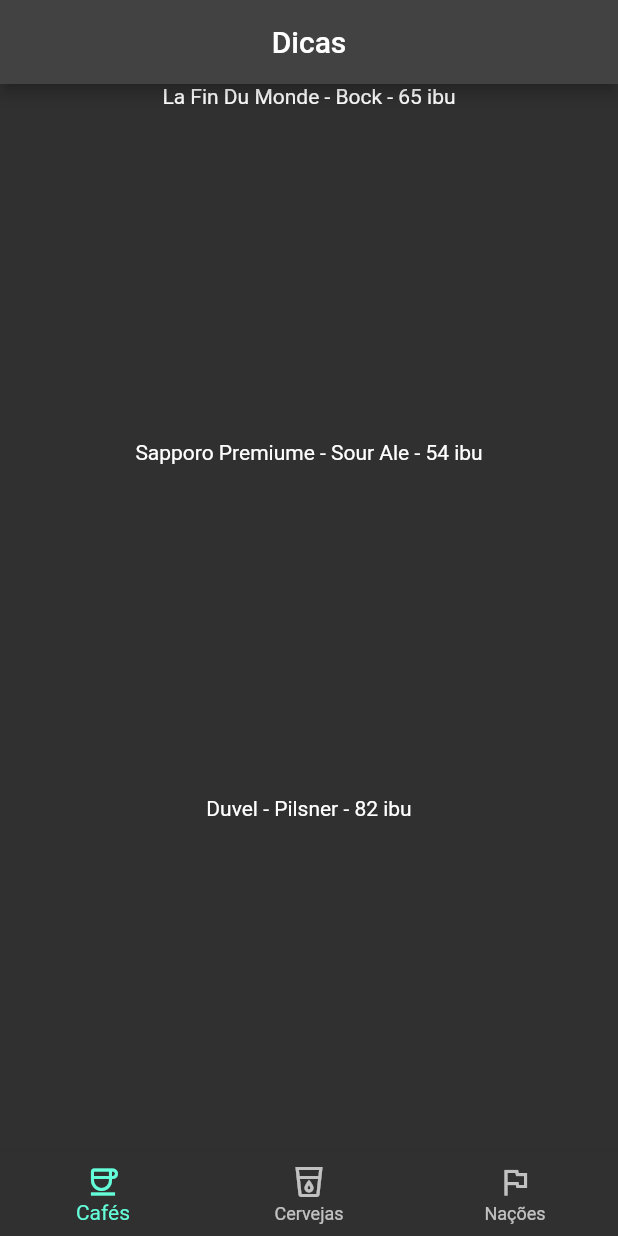
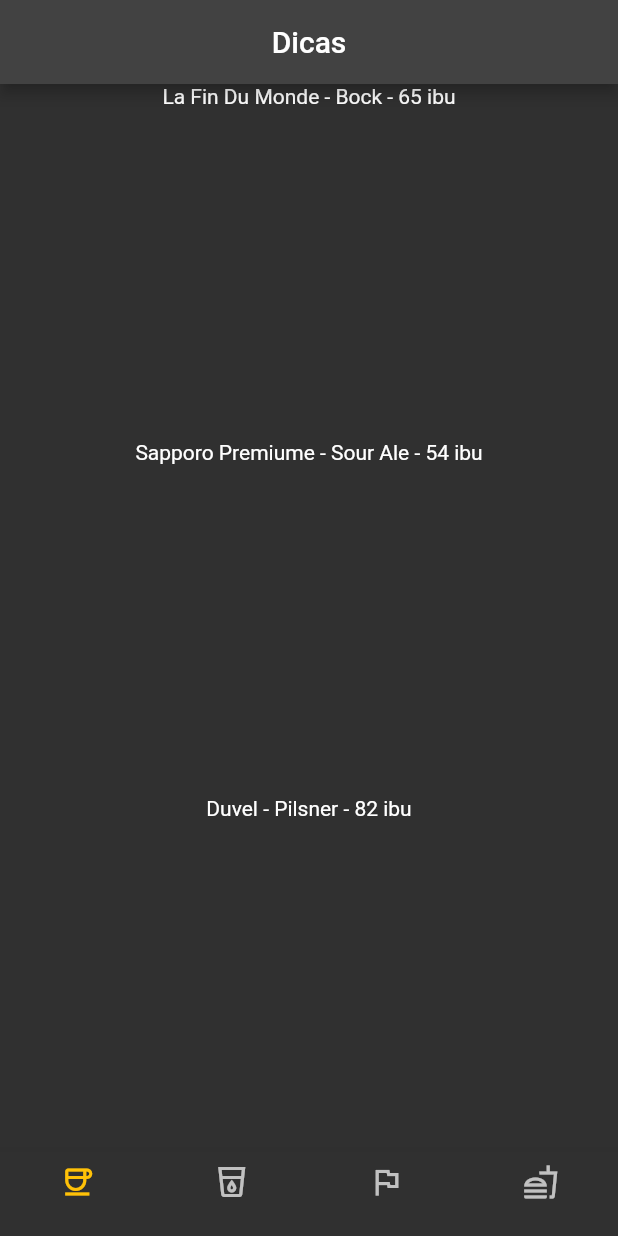
Before and after one commit to tallysdev/learning-Dart, a Flutter app: the screen it shows after launch, on a phone screen of 412 x 824 dp. Run offline on Flutter 3.47's test engine with Material 2 defaults, Android fonts, the phone set to English and light mode, and no system bars.

Commit message:
:sparkles:feat: Status management for navbar options

```diff
--- a/receita2/lib/main.dart
+++ b/receita2/lib/main.dart
@@ -1,23 +1,38 @@
 import 'package:flutter/material.dart';
 
 class NewNavBar extends StatelessWidget {
-  NewNavBar();
+  final List<Icon> icons;
+  final int selectedIndex;
 
-  void botaoFoiTocado(int index) {
-    print("Tocaram no botão $index");
-  }
+  NewNavBar({required this.icons, required this.selectedIndex});
 
   @override
   Widget build(BuildContext context) {
-    return BottomNavigationBar(onTap: botaoFoiTocado, items: const [
-      BottomNavigationBarItem(
-        label: "Cafés",
-        icon: Icon(Icons.coffee_outlined),
+    assert(icons.length >= 2 && icons.length <= 5);
+
+    return BottomNavigationBar(
+      backgroundColor: Theme.of(context).scaffoldBackgroundColor,
+      type: BottomNavigationBarType.fixed,
+      selectedItemColor: Colors.amber,
+      currentIndex: selectedIndex,
+      onTap: (int index) {
+        Navigator.of(context).popUntil((route) => route.isFirst);
+        Navigator.of(context).pushReplacement(
+          MaterialPageRoute(
+            builder: (BuildContext context) => MyApp(
+              selectedIndex: index,
             ),
-      BottomNavigationBarItem(
-          label: "Cervejas", icon: Icon(Icons.local_drink_outlined)),
-      BottomNavigationBarItem(label: "Nações", icon: Icon(Icons.flag_outlined))
-    ]);
+          ),
+        );
+      },
+      items: List.generate(
+        icons.length,
+        (index) => BottomNavigationBarItem(
+          icon: icons[index],
+          label: '',
+        ),
+      ),
+    );
   }
 }
 
@@ -53,27 +68,55 @@ class NewAppBar extends StatelessWidget implements PreferredSizeWidget {
   }
 
   @override
-  // TODO: implement preferredSize
   Size get preferredSize => const Size.fromHeight(kToolbarHeight);
 }
 
-void main() {
-  MyApp app = MyApp();
-  runApp(app);
+class MyApp extends StatefulWidget {
+  const MyApp({Key? key, required this.selectedIndex});
+  final int selectedIndex;
+
+  @override
+  _MyAppState createState() => _MyAppState();
 }
 
-class MyApp extends StatelessWidget {
-  const MyApp({super.key});
+class _MyAppState extends State<MyApp> {
+  int _selectedIndex = 0;
+
+  void onItemTapped(int index) {
+    setState(() {
+      _selectedIndex = index;
+    });
+  }
 
   @override
+  void initState() {
+    super.initState();
+    _selectedIndex = widget.selectedIndex;
+  }
+
   Widget build(BuildContext context) {
-    MaterialApp app = MaterialApp(
+    final List<Icon> icons = [
+      const Icon(Icons.coffee_outlined),
+      const Icon(Icons.local_drink_outlined),
+      const Icon(Icons.flag_outlined),
+      const Icon(Icons.fastfood_outlined),
+    ];
+
+    return MaterialApp(
       theme: ThemeData.dark(),
       home: Scaffold(
         appBar: NewAppBar(),
         body: NewBody(),
-          bottomNavigationBar: NewNavBar(),
-        ));
-    return app;
+        bottomNavigationBar: NewNavBar(
+          icons: icons,
+          selectedIndex: _selectedIndex,
+        ),
+      ),
+    );
   }
 }
+
+void main() {
+  MyApp app = const MyApp(selectedIndex: 0);
+  runApp(app);
+}
```
Lines whose indentation alone changed are shown as unchanged.
